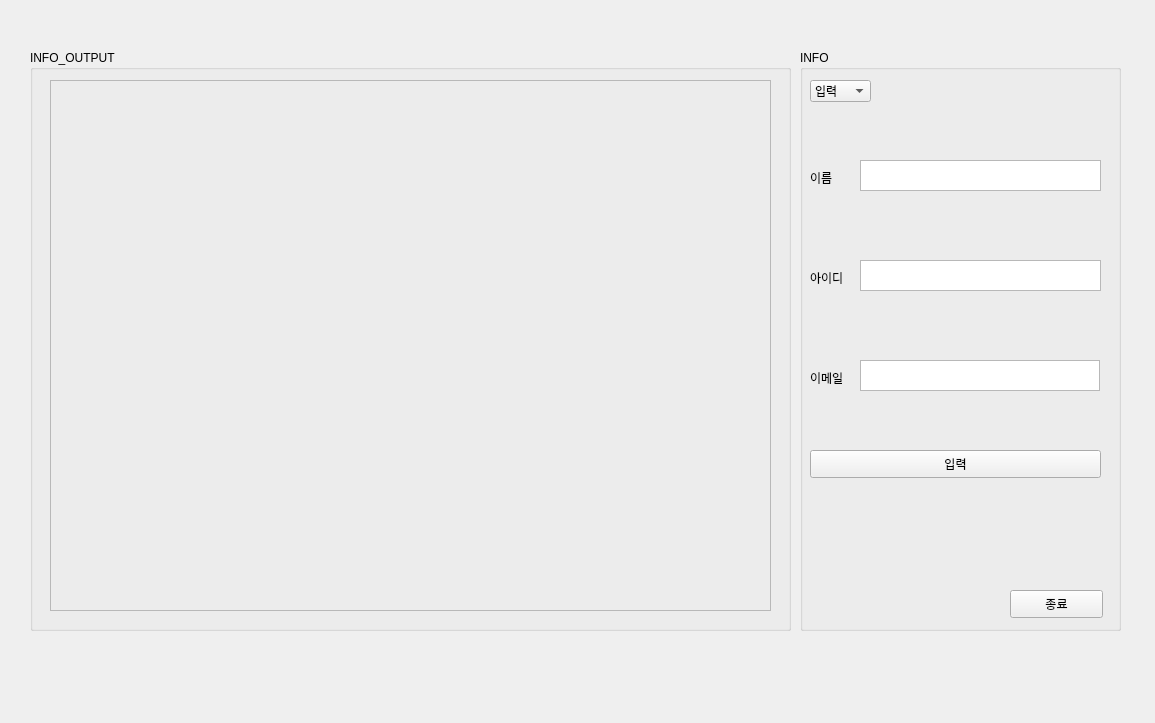
The window that 04. GUI/ex02_email.ui (yeoiksu/MS-AI-PROJECT) describes before a commit, drawn with Qt 5.
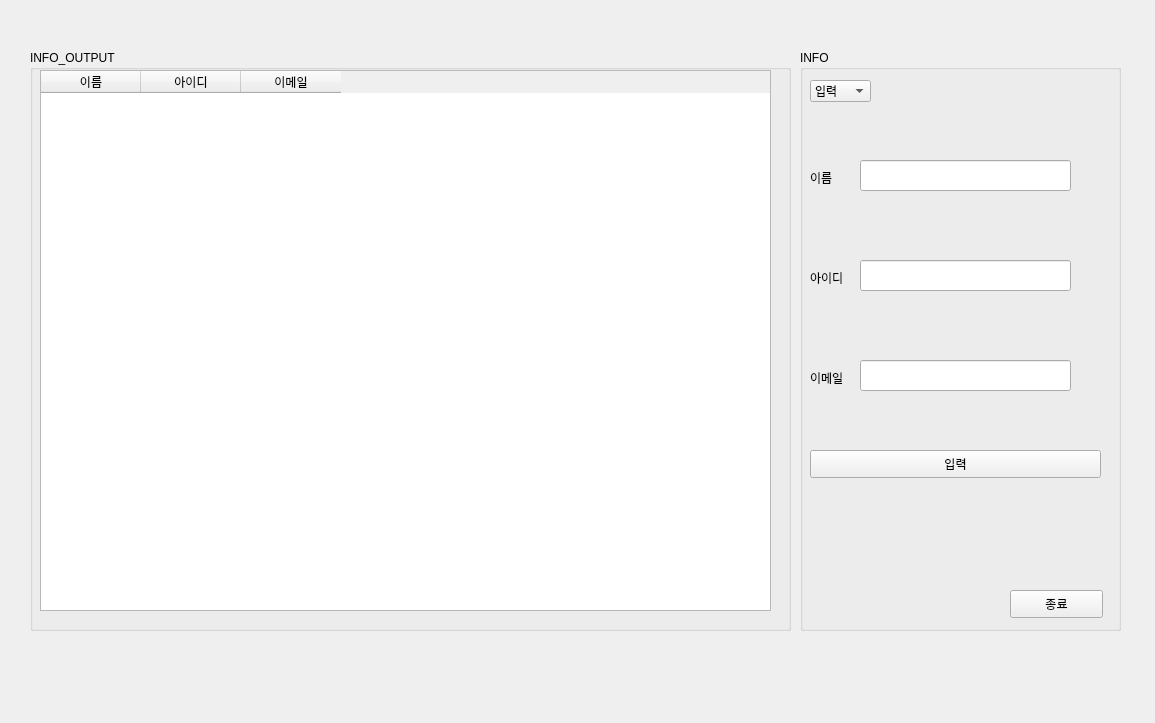
The same window after the commit.

```diff
--- a/04. GUI/ex02_email.ui
+++ b/04. GUI/ex02_email.ui
@@ -25,21 +25,51 @@
    <property name="title">
     <string>INFO_OUTPUT</string>
    </property>
-   <widget class="QFrame" name="info_frame">
+   <widget class="QTableWidget" name="info_table">
     <property name="geometry">
      <rect>
-      <x>20</x>
-      <y>30</y>
-      <width>721</width>
-      <height>531</height>
+      <x>10</x>
+      <y>20</y>
+      <width>731</width>
+      <height>541</height>
      </rect>
     </property>
-    <property name="frameShape">
-     <enum>QFrame::StyledPanel</enum>
+    <property name="sizeAdjustPolicy">
+     <enum>QAbstractScrollArea::AdjustToContents</enum>
     </property>
-    <property name="frameShadow">
-     <enum>QFrame::Raised</enum>
+    <property name="dragEnabled">
+     <bool>false</bool>
     </property>
+    <property name="dragDropOverwriteMode">
+     <bool>false</bool>
+    </property>
+    <property name="alternatingRowColors">
+     <bool>true</bool>
+    </property>
+    <property name="selectionBehavior">
+     <enum>QAbstractItemView::SelectRows</enum>
+    </property>
+    <property name="gridStyle">
+     <enum>Qt::SolidLine</enum>
+    </property>
+    <property name="rowCount">
+     <number>0</number>
+    </property>
+    <column>
+     <property name="text">
+      <string>이름</string>
+     </property>
+    </column>
+    <column>
+     <property name="text">
+      <string>아이디</string>
+     </property>
+    </column>
+    <column>
+     <property name="text">
+      <string>이메일</string>
+     </property>
+    </column>
    </widget>
   </widget>
   <widget class="QGroupBox" name="info_groupBox">
@@ -124,16 +154,6 @@
      <string>아이디</string>
     </property>
    </widget>
-   <widget class="QTextEdit" name="id_textEdit">
-    <property name="geometry">
-     <rect>
-      <x>60</x>
-      <y>210</y>
-      <width>241</width>
-      <height>31</height>
-     </rect>
-    </property>
-   </widget>
    <widget class="QLabel" name="email_label">
     <property name="geometry">
      <rect>
@@ -147,26 +167,6 @@
      <string>이메일</string>
     </property>
    </widget>
-   <widget class="QTextEdit" name="email_textEdit">
-    <property name="geometry">
-     <rect>
-      <x>60</x>
-      <y>310</y>
-      <width>240</width>
-      <height>31</height>
-     </rect>
-    </property>
-   </widget>
-   <widget class="QTextEdit" name="name_textEdit">
-    <property name="geometry">
-     <rect>
-      <x>60</x>
-      <y>110</y>
-      <width>241</width>
-      <height>31</height>
-     </rect>
-    </property>
-   </widget>
    <widget class="QLabel" name="name_label">
     <property name="geometry">
      <rect>
@@ -180,6 +180,36 @@
      <string>이름</string>
     </property>
    </widget>
+   <widget class="QLineEdit" name="name_text">
+    <property name="geometry">
+     <rect>
+      <x>60</x>
+      <y>110</y>
+      <width>211</width>
+      <height>31</height>
+     </rect>
+    </property>
+   </widget>
+   <widget class="QLineEdit" name="id_text">
+    <property name="geometry">
+     <rect>
+      <x>60</x>
+      <y>210</y>
+      <width>211</width>
+      <height>31</height>
+     </rect>
+    </property>
+   </widget>
+   <widget class="QLineEdit" name="email_text">
+    <property name="geometry">
+     <rect>
+      <x>60</x>
+      <y>310</y>
+      <width>211</width>
+      <height>31</height>
+     </rect>
+    </property>
+   </widget>
   </widget>
  </widget>
  <resources/>
```
Left out of the diff: 19 changed lines with no effect on the pictures.
